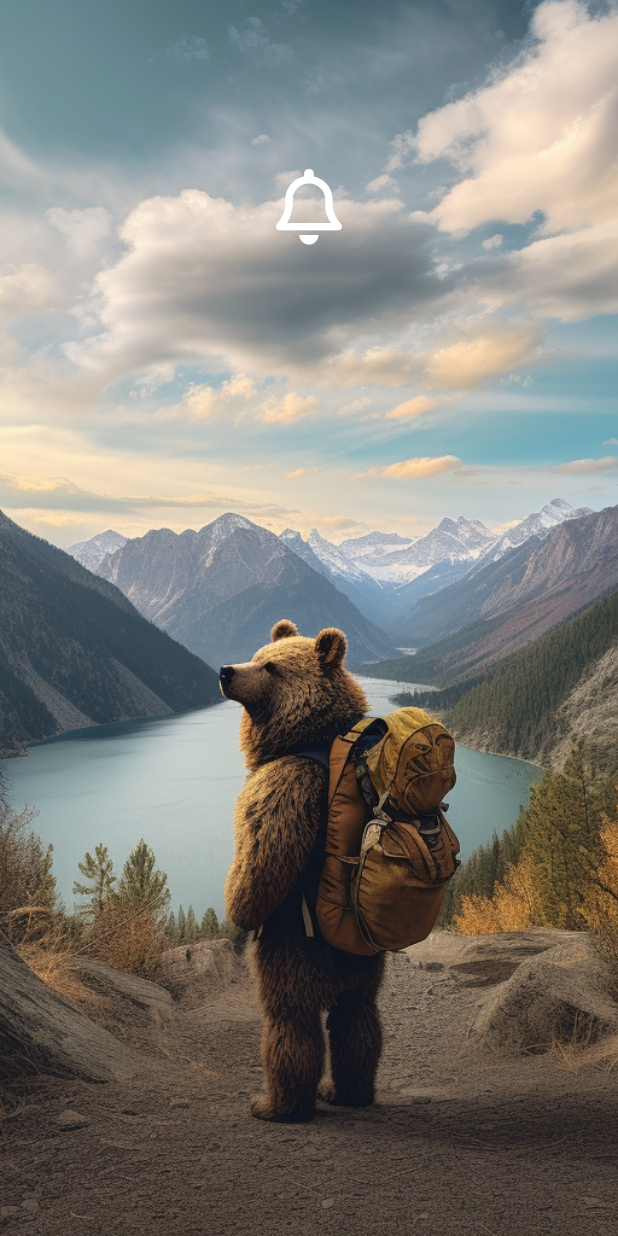
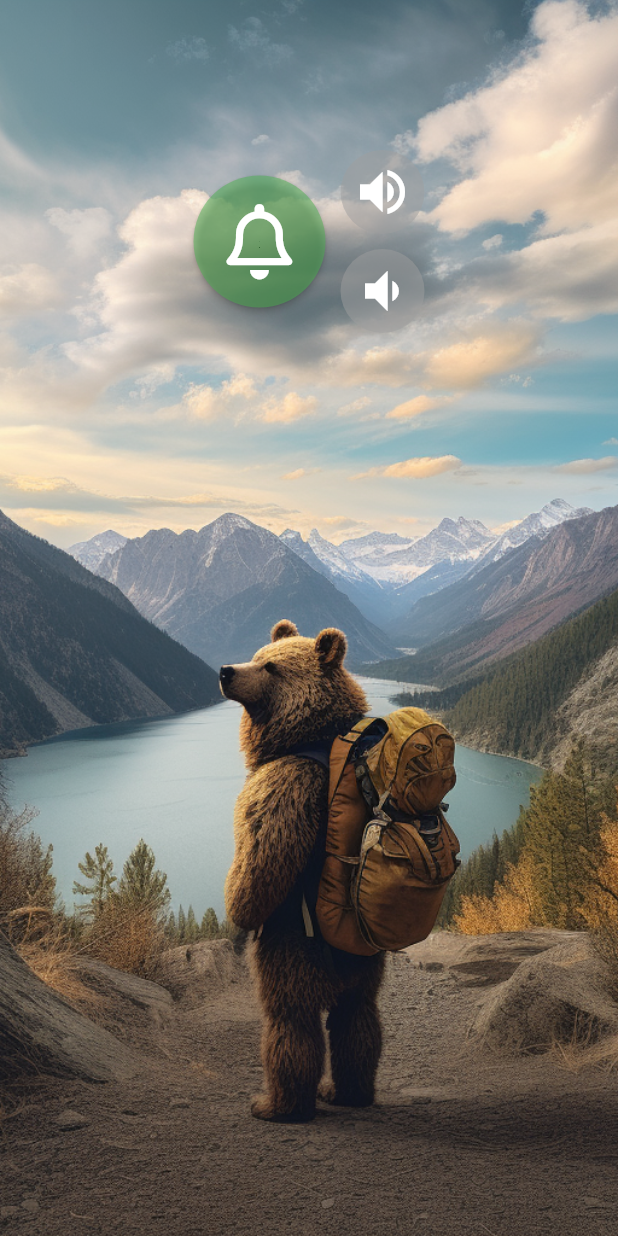
Before and after one commit to raj-chimmalgi/bear_bell, a Flutter app: the screen it shows after launch, on a phone screen of 412 x 824 dp. Run offline on Flutter 3.47's test engine with Material 3 defaults, Android fonts, the light colour scheme and no system bars; our stand-ins replace audioplayers, font_awesome_flutter; missing offline and left inert: flutter_volume_controller.

Commit message:
- play sound - handle start/stop hiking - handle volume change

```diff
--- a/lib/screens/main_screen.dart
+++ b/lib/screens/main_screen.dart
@@ -1,8 +1,87 @@
+import 'package:audioplayers/audioplayers.dart';
 import 'package:flutter/material.dart';
+import 'package:flutter_volume_controller/flutter_volume_controller.dart';
 import 'package:font_awesome_flutter/font_awesome_flutter.dart';
 
-class MainScreen extends StatelessWidget {
+enum eVolumeCommand { increase, decrease }
+
+class MainScreen extends StatefulWidget {
   const MainScreen({super.key});
+
+  @override
+  State<MainScreen> createState() => _MainScreenState();
+}
+
+class _MainScreenState extends State<MainScreen> {
+  final player = AudioPlayer();
+  bool hiking = false;
+  double? previousVolume;
+
+  // bool isMoving = false;
+
+  @override
+  void initState() {
+    super.initState();
+    // initAccelerometer();
+  }
+
+  Future<void> setMaxVolume() async {
+    //todo: reset volume back to before app started?
+    // if (!mounted) return;
+
+    previousVolume = await FlutterVolumeController.getVolume();
+
+    await FlutterVolumeController.setVolume(1);
+  }
+
+  Future<void> setVolumeToPreviousState() async {
+    if (previousVolume != null) {
+      await FlutterVolumeController.setVolume(previousVolume!);
+    }
+  }
+
+  Future<void> startEndHike() async {
+    if (hiking) {
+      await setMaxVolume();
+      await player.play(
+        AssetSource('sounds/bell_wind_chimes.mp3'),
+      );
+    } else {
+      await player.stop();
+      await setVolumeToPreviousState();
+    }
+
+    setState(() {
+      hiking = !hiking;
+    });
+  }
+
+  Future<void> incDecVolume(eVolumeCommand volumeCommand) async {
+    volumeCommand == eVolumeCommand.increase
+        ? await FlutterVolumeController.raiseVolume(.15)
+        : await FlutterVolumeController.lowerVolume(.15);
+  }
+
+  // void initAccelerometer() {
+  //   userAccelerometerEventStream()
+  //       //.throttleDuration(const Duration(milliseconds: 500))
+  //       .listen((UserAccelerometerEvent event) {
+  //     // Adjust the threshold value based on your sensitivity requirements
+  //
+  //     double threshold = 5.0;
+  //
+  //     setState(() {
+  //       isMoving = (event.x.abs() > threshold ||
+  //           event.y.abs() > threshold ||
+  //           event.z.abs() > threshold);
+  //       print(isMoving);
+  //     });
+  //     //
+  //     // if (_isMoving) {
+  //     //   _playSound();
+  //     // }
+  //   });
+  // }
 
   @override
   Widget build(BuildContext context) {
@@ -10,33 +89,68 @@ class MainScreen extends StatelessWidget {
       body: Container(
         decoration: BoxDecoration(
           image: DecorationImage(
-            image: AssetImage('images/bg1.png'),
+            image: AssetImage('assets/images/bg1.png'),
             fit: BoxFit.cover,
           ),
         ),
         constraints: BoxConstraints.expand(),
         child: SafeArea(
           child: Column(
+            children: [
+              Container(
+                margin: EdgeInsets.only(top: 100),
+                child: Row(
                   mainAxisAlignment: MainAxisAlignment.center,
                   children: [
-              Expanded(
-                flex: 1,
-                child: MaterialButton(
-                  onPressed: () {},
-                  shape: ,
-
+                    MaterialButton(
+                      onPressed: () async {
+                        await startEndHike();
+                      },
+                      color: Colors.green.withOpacity(.5),
+                      shape: CircleBorder(),
+                      height: 100,
                       child: FaIcon(
                         FontAwesomeIcons.bell,
                         size: 50,
                       ),
                     ),
+                    SizedBox(
+                      width: 10,
                     ),
-              Expanded(
-                flex: 2,
-                child: SizedBox(
-                  height: 1,
+                    Column(
+                      children: [
+                        IconButton.filled(
+                          icon: const Icon(Icons.volume_up),
+                          iconSize: 40,
+                          color: Colors.white,
+                          style: ButtonStyle(
+                            backgroundColor: MaterialStatePropertyAll<Color>(
+                              Colors.grey.withOpacity(.5),
                             ),
-              )
+                          ),
+                          onPressed: () {
+                            incDecVolume(eVolumeCommand.increase);
+                          },
+                        ),
+                        SizedBox(height: 10),
+                        IconButton.filled(
+                          icon: const Icon(Icons.volume_down),
+                          iconSize: 40,
+                          color: Colors.white,
+                          style: ButtonStyle(
+                            backgroundColor: MaterialStatePropertyAll<Color>(
+                              Colors.grey.withOpacity(.5),
+                            ),
+                          ),
+                          onPressed: () {
+                            incDecVolume(eVolumeCommand.decrease);
+                          },
+                        ),
+                      ],
+                    ),
+                  ],
+                ),
+              ),
             ],
           ),
         ),
--- a/pubspec.yaml
+++ b/pubspec.yaml
@@ -36,6 +36,9 @@ dependencies:
   # Use with the CupertinoIcons class for iOS style icons.
   cupertino_icons: ^1.0.2
   font_awesome_flutter: ^10.7.0
+  audioplayers: ^5.2.1
+  sensors_plus: ^4.0.2
+  flutter_volume_controller: ^1.3.1
 
 dev_dependencies:
   flutter_test:
@@ -59,7 +62,8 @@ flutter:
   # the material Icons class.
   uses-material-design: true
   assets:
-    - images/
+    - assets/images/
+    - assets/sounds/
 
   # To add assets to your application, add an assets section, like this:
   # assets:
```
Also changed, not shown: assets/images/bg1.png (renamed from images/bg1.png), assets/images/bg2.jpg (renamed from images/bg2.jpg), assets/images/bg3.jpg (renamed from images/bg3.jpg), pubspec.lock, 1 other file. Lines whose indentation alone changed are shown as unchanged.
